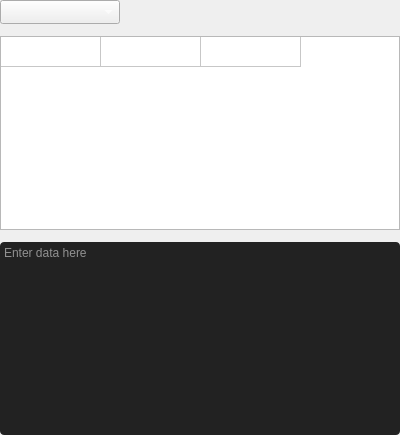
Qt form Widgets/requestdatainputwidget.ui (ivanmaslyuk/RestTester) before a commit.
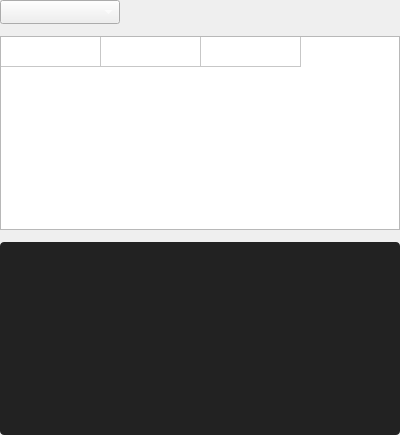
The same form after that commit. Custom widgets are drawn as their Qt base class.

Commit message: Moved data to QTreeViewModel

```diff
--- a/Widgets/requestdatainputwidget.ui
+++ b/Widgets/requestdatainputwidget.ui
@@ -99,7 +99,7 @@
     </widget>
    </item>
    <item>
-    <widget class="QTextEdit" name="textEdit">
+    <widget class="QPlainTextEdit" name="textEdit">
      <property name="sizePolicy">
       <sizepolicy hsizetype="Preferred" vsizetype="Ignored">
        <horstretch>0</horstretch>
@@ -129,9 +129,6 @@
 color: white;
 border-radius: 4px;</string>
      </property>
-     <property name="placeholderText">
-      <string>Enter data here</string>
-     </property>
     </widget>
    </item>
   </layout>
```
The commit also changes 28 other files.
